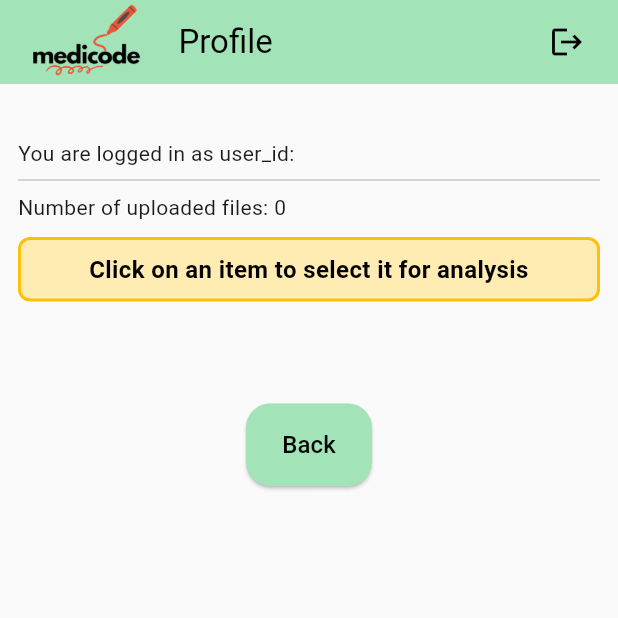
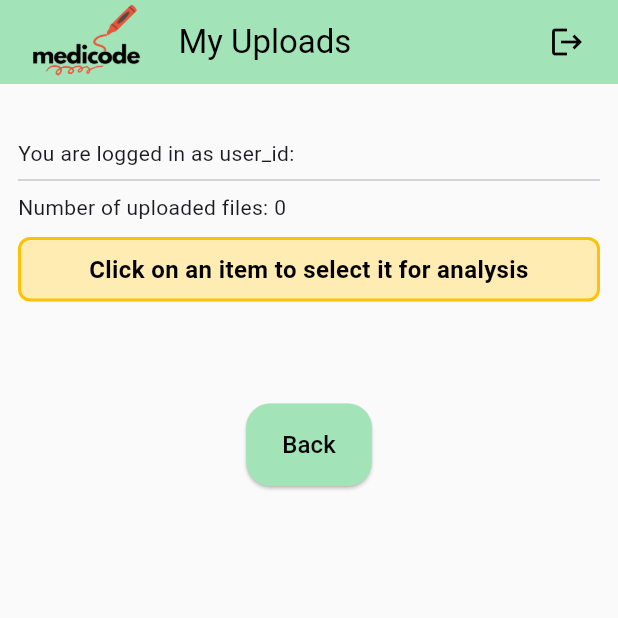
Before and after one commit to BingxinJiang1/Medicode, a Flutter app: the ViewUploadsPage screen opened directly, on a phone screen of 412 x 824 dp, the top half of it. Run offline on Flutter 3.47's test engine with Material 3 defaults, Android fonts, the phone set to English and light mode, and no system bars; our stand-ins replace flutter_dotenv, flutter_riverpod, google_fonts, google_generative_ai, image_picker, supabase_flutter; accounts and stored records are empty.

Commit message:
update UI

```diff
--- a/lib/pages/view_uploads.dart
+++ b/lib/pages/view_uploads.dart
@@ -84,7 +84,7 @@ class _ViewUploadsPageState extends State<ViewUploadsPage> {
             Image.asset('lib/images/Medicode.png', height: 50),
             const SizedBox(width: 20),
             const Text(
-              'Profile',
+              'My Uploads',
               style: TextStyle(color: Colors.black),
             ),
           ],
@@ -97,7 +97,7 @@ class _ViewUploadsPageState extends State<ViewUploadsPage> {
                 MaterialPageRoute(builder: (context) => const IntroScreen()),
               );
             },
-            icon: const Icon(Icons.logout), // Use the logout icon
+            icon: const Icon(Icons.logout),
             color: Colors.black,
           ),
           const SizedBox(width: 10),
```
